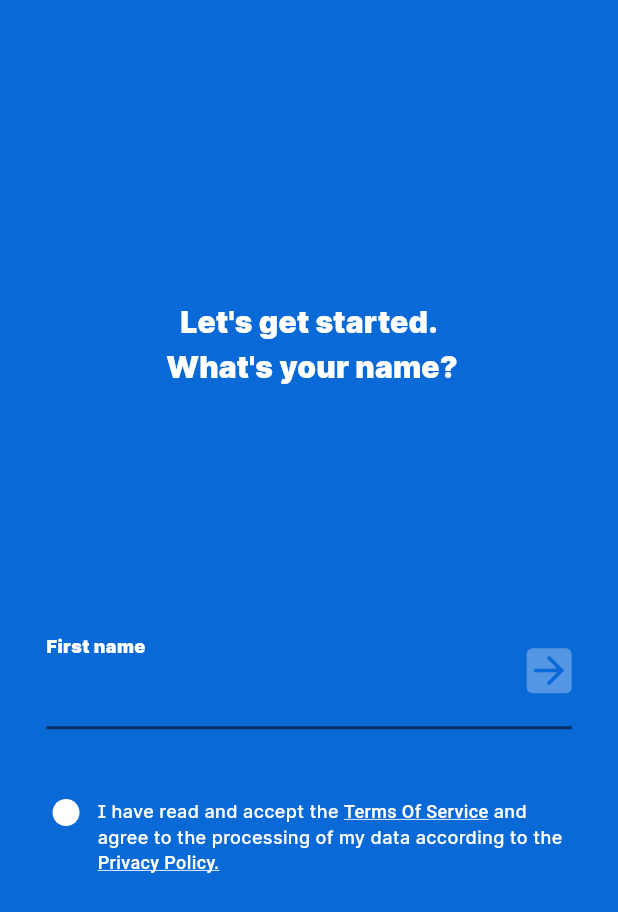
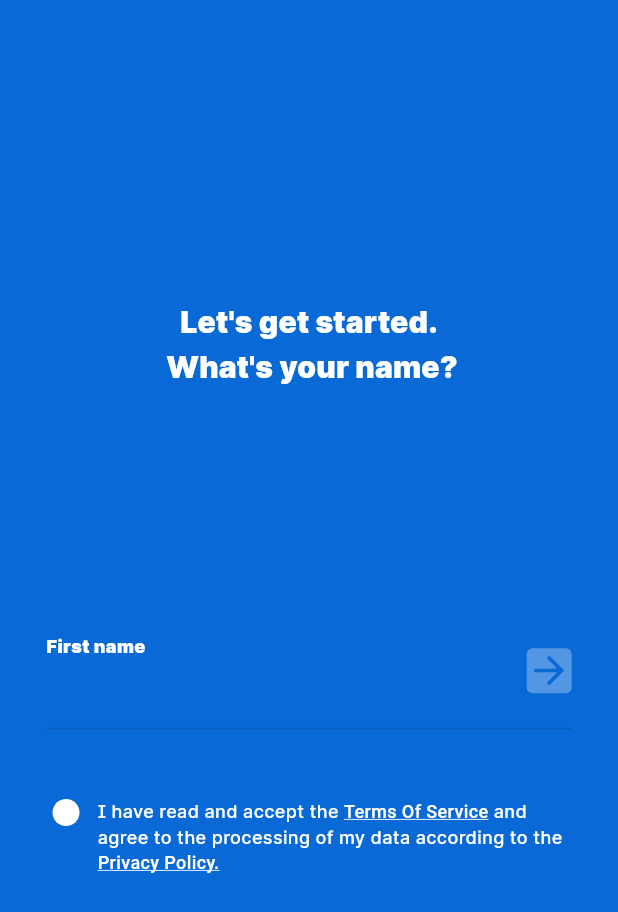
Before and after one commit to HarithaSeddik/safenow_demo, a Flutter app: the screen it shows after launch, swiped to page 2, on a phone screen of 412 x 824 dp. Shown: the top 912 px of the screen. Run offline on Flutter 3.47's test engine with Material 2 defaults, Android fonts, the phone set to English and light mode, and no system bars; our stand-ins replace bloc, equatable, flutter_bloc, pin_code_fields.

Commit message:
minor update home screen

```diff
--- a/lib/constants/image_constants.dart
+++ b/lib/constants/image_constants.dart
@@ -4,6 +4,7 @@ class ImageConstants {
   static const String welcomeOnBoardingShadowScreenImage =
       "assets/images/welcome_onboarding_shadow.png";
   static const String homeScreenMapImage = "assets/images/home_screen_map.png";
+  static const String homeScreenMerged = "assets/images/home_screen_test.png";
   static const String finalOnBoardingScreenImage = "";
   static const String safeNowLogoImage = "assets/images/safenow_image_logo.png";
 }
--- a/lib/constants/theme_constants.dart
+++ b/lib/constants/theme_constants.dart
@@ -11,9 +11,15 @@ class ThemeConstants {
     letterSpacing: 0.25,
     color: Colors.black,
   );
-  static const TextStyle drawerSmallText = TextStyle(
+  static const TextStyle drawerSmallTextBold = TextStyle(
     fontSize: 12,
     fontWeight: FontWeight.w600,
+    letterSpacing: 0.25,
+    color: Colors.black,
+  );
+  static const TextStyle drawerSmallTextLight = TextStyle(
+    fontSize: 12,
+    fontWeight: FontWeight.w500,
     letterSpacing: 0.25,
     color: Colors.black,
   );
--- a/lib/screens/home_screen/home_screen.dart
+++ b/lib/screens/home_screen/home_screen.dart
@@ -21,10 +21,11 @@ class _HomeScreenState extends State<HomeScreen> {
       scaffoldChild: Container(
         decoration: const BoxDecoration(
           image: DecorationImage(
+            alignment: Alignment.bottomCenter,
             image: AssetImage(
-              ImageConstants.homeScreenMapImage,
+              ImageConstants.homeScreenMerged,
             ),
-            fit: BoxFit.cover,
+            fit: BoxFit.contain,
           ),
         ),
         child: Stack(
--- a/lib/screens/home_screen/widgets/group_widget.dart
+++ b/lib/screens/home_screen/widgets/group_widget.dart
@@ -55,7 +55,7 @@ class GroupWidget extends StatelessWidget {
         ),
         const Text(
           "New group",
-          style: ThemeConstants.drawerSmallText,
+          style: ThemeConstants.drawerSmallTextLight,
         ),
       ],
     );
--- a/lib/screens/onboarding_screen/widgets/custom_text_field.dart
+++ b/lib/screens/onboarding_screen/widgets/custom_text_field.dart
@@ -55,15 +55,13 @@ class _CustomTextFieldState extends State<CustomTextField> {
                     : ThemeConstants.labelMedium,
                 controller: _controller,
                 onChanged: (value) => widget.onChanged.call(value),
-                decoration: InputDecoration(
+                decoration: const InputDecoration(
                   enabledBorder: UnderlineInputBorder(
-                    borderSide: BorderSide(
-                        color: Colors.black54,
-                        width: widget.isPhoneField ? 1 : 2),
+                    borderSide: BorderSide(color: Colors.black12, width: 1),
                   ),
                   focusedBorder: UnderlineInputBorder(
                       borderSide: BorderSide(
-                    width: widget.isPhoneField ? 1 : 2,
+                    width: 2,
                     color: Colors.blue,
                   )),
                 ),
--- a/lib/screens/widgets/custom_page_scaffold.dart
+++ b/lib/screens/widgets/custom_page_scaffold.dart
@@ -92,7 +92,7 @@ class NavDrawer extends StatelessWidget {
                     children: [
                       Text(
                         'Discover SafeNow',
-                        style: ThemeConstants.drawerSmallText,
+                        style: ThemeConstants.drawerSmallTextBold,
                       ),
                       Icon(Icons.keyboard_arrow_down),
                     ],
```
Also changed, not shown: assets/images/home_screen_merged.png (added).
